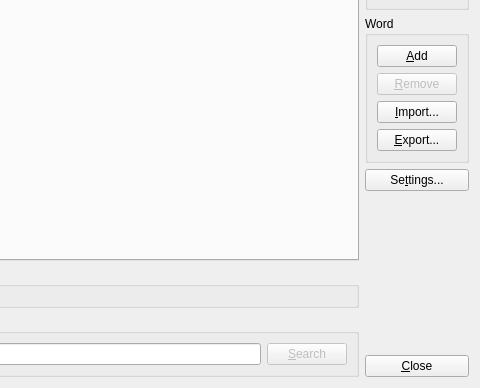
martin-kudlicka/vocabulary-master, file source/vocabularymanagerdialog.ui: the form before one commit; both pictures show x 160 to 640 and y 92 to 480 of the 640 by 480 pixel window.
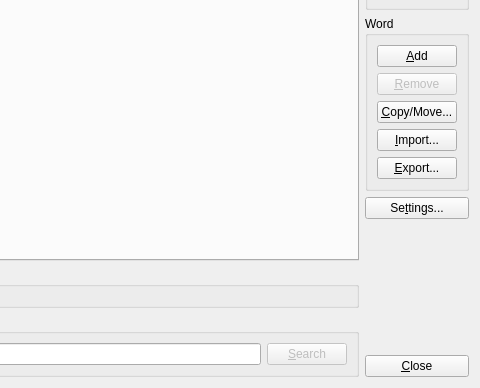
The form after the commit. Custom widgets are drawn as their Qt base class.

Commit message: + word copy/move dialog (no functionality yet)

Patch:
```diff
--- a/source/vocabularymanagerdialog.ui
+++ b/source/vocabularymanagerdialog.ui
@@ -117,6 +117,13 @@
           </property>
          </widget>
         </item>
+        <item>
+         <widget class="QPushButton" name="qpbWordCopyMove">
+          <property name="text">
+           <string>&amp;Copy/Move...</string>
+          </property>
+         </widget>
+        </item>
         <item>
          <widget class="QPushButton" name="qpbWordImport">
           <property name="text">
```
The commit also changes 6 other files.
